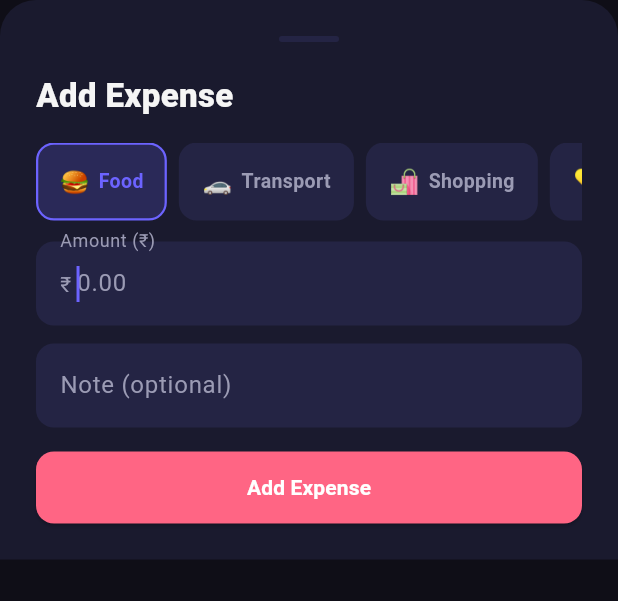
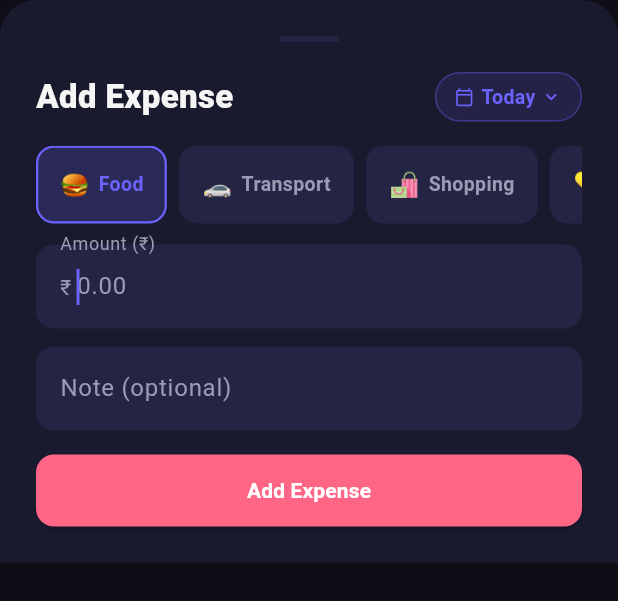
Before and after one commit to Bimal022/RoutineX, a Flutter app: the AddExpenseSheet widget shown alone on an empty page, opened directly, on a phone screen of 412 x 824 dp. Shown: the top 601 px of the screen. Run offline on Flutter 3.47's test engine with Material 3 defaults, Android fonts, the phone set to English and light mode, and no system bars; our stand-ins replace awesome_notifications, cloud_firestore, firebase_auth, firebase_core, flutter_local_notifications, google_sign_in; accounts and stored records are empty; network calls fail.

Commit message:
feat: Add date picker functionality to expense sheet and update date handling

```diff
--- a/lib/widgets/checkbox/add_expense_sheet.dart
+++ b/lib/widgets/checkbox/add_expense_sheet.dart
@@ -1,7 +1,9 @@
 import 'package:flutter/material.dart';
+import 'package:intl/intl.dart';
 import 'package:provider/provider.dart';
 import 'package:routinex/providers/expense_provider.dart';
 import '../../theme.dart';
+
 class AddExpenseSheet extends StatefulWidget {
   const AddExpenseSheet({super.key});
 
@@ -13,6 +15,7 @@ class _AddExpenseSheetState extends State<AddExpenseSheet> {
   final _amountController = TextEditingController();
   final _noteController = TextEditingController();
   String _selectedCategory = 'Food';
+  DateTime _selectedDate = DateTime.now(); // ← default to today
 
   final Map<String, String> _categoryEmojis = {
     'Food': '🍔',
@@ -31,6 +34,26 @@ class _AddExpenseSheetState extends State<AddExpenseSheet> {
     super.dispose();
   }
 
+  Future<void> _pickDate() async {
+    final picked = await showDatePicker(
+      context: context,
+      initialDate: _selectedDate,
+      firstDate: DateTime.now().subtract(const Duration(days: 365)),
+      lastDate: DateTime.now(),
+      builder: (context, child) => Theme(
+        data: Theme.of(context).copyWith(
+          colorScheme: ColorScheme.dark(
+            primary: AppTheme.primary,
+            surface: AppTheme.surface,
+            onSurface: AppTheme.textPrimary,
+          ),
+        ),
+        child: child!,
+      ),
+    );
+    if (picked != null) setState(() => _selectedDate = picked);
+  }
+
   void _submit() {
     final amountText = _amountController.text.trim();
     if (amountText.isEmpty) return;
@@ -41,9 +64,24 @@ class _AddExpenseSheetState extends State<AddExpenseSheet> {
       amount,
       _selectedCategory,
       _noteController.text.trim(),
-      DateTime.now(),
+      _selectedDate, // ← pass selected date instead of DateTime.now()
     );
     Navigator.pop(context);
+  }
+
+  String get _dateLabel {
+    final now = DateTime.now();
+    final today = DateTime(now.year, now.month, now.day);
+    final yesterday = today.subtract(const Duration(days: 1));
+    final d = DateTime(
+      _selectedDate.year,
+      _selectedDate.month,
+      _selectedDate.day,
+    );
+
+    if (d == today) return 'Today';
+    if (d == yesterday) return 'Yesterday';
+    return DateFormat('EEE, d MMM').format(_selectedDate);
   }
 
   @override
@@ -75,6 +113,12 @@ class _AddExpenseSheetState extends State<AddExpenseSheet> {
               ),
             ),
             const SizedBox(height: 20),
+
+            // ── Header row with date pill ──────────────────────
+            Row(
+              mainAxisAlignment: MainAxisAlignment.spaceBetween,
+              crossAxisAlignment: CrossAxisAlignment.center,
+              children: [
                 const Text(
                   "Add Expense",
                   style: TextStyle(
@@ -83,8 +127,64 @@ class _AddExpenseSheetState extends State<AddExpenseSheet> {
                     fontWeight: FontWeight.w800,
                   ),
                 ),
+                // Date pill — tapping opens the picker
+                GestureDetector(
+                  onTap: _pickDate,
+                  child: AnimatedContainer(
+                    duration: const Duration(milliseconds: 150),
+                    padding: const EdgeInsets.symmetric(
+                      horizontal: 12,
+                      vertical: 6,
+                    ),
+                    decoration: BoxDecoration(
+                      color: _dateLabel == 'Today'
+                          ? AppTheme.primary.withOpacity(0.12)
+                          : AppTheme.accent.withOpacity(0.12),
+                      borderRadius: BorderRadius.circular(20),
+                      border: Border.all(
+                        color: _dateLabel == 'Today'
+                            ? AppTheme.primary.withOpacity(0.35)
+                            : AppTheme.accent.withOpacity(0.35),
+                      ),
+                    ),
+                    child: Row(
+                      mainAxisSize: MainAxisSize.min,
+                      children: [
+                        Icon(
+                          Icons.calendar_today_outlined,
+                          size: 13,
+                          color: _dateLabel == 'Today'
+                              ? AppTheme.primary
+                              : AppTheme.accent,
+                        ),
+                        const SizedBox(width: 5),
+                        Text(
+                          _dateLabel,
+                          style: TextStyle(
+                            color: _dateLabel == 'Today'
+                                ? AppTheme.primary
+                                : AppTheme.accent,
+                            fontSize: 13,
+                            fontWeight: FontWeight.w700,
+                          ),
+                        ),
+                        const SizedBox(width: 3),
+                        Icon(
+                          Icons.expand_more_rounded,
+                          size: 15,
+                          color: _dateLabel == 'Today'
+                              ? AppTheme.primary
+                              : AppTheme.accent,
+                        ),
+                      ],
+                    ),
+                  ),
+                ),
+              ],
+            ),
             const SizedBox(height: 16),
-            // Category selector
+
+            // ── Category selector (unchanged) ──────────────────
             SizedBox(
               height: 52,
               child: ListView.separated(
@@ -139,11 +239,14 @@ class _AddExpenseSheetState extends State<AddExpenseSheet> {
               ),
             ),
             const SizedBox(height: 14),
+
+            // ── Amount & note fields (unchanged) ──────────────
             TextField(
               controller: _amountController,
               autofocus: true,
-              keyboardType:
-                  const TextInputType.numberWithOptions(decimal: true),
+              keyboardType: const TextInputType.numberWithOptions(
+                decimal: true,
+              ),
               style: const TextStyle(color: AppTheme.textPrimary),
               decoration: const InputDecoration(
                 labelText: "Amount (₹)",
@@ -163,6 +266,7 @@ class _AddExpenseSheetState extends State<AddExpenseSheet> {
               onSubmitted: (_) => _submit(),
             ),
             const SizedBox(height: 16),
+
             SizedBox(
               width: double.infinity,
               child: ElevatedButton(
```
Lines whose indentation alone changed are shown as unchanged.
